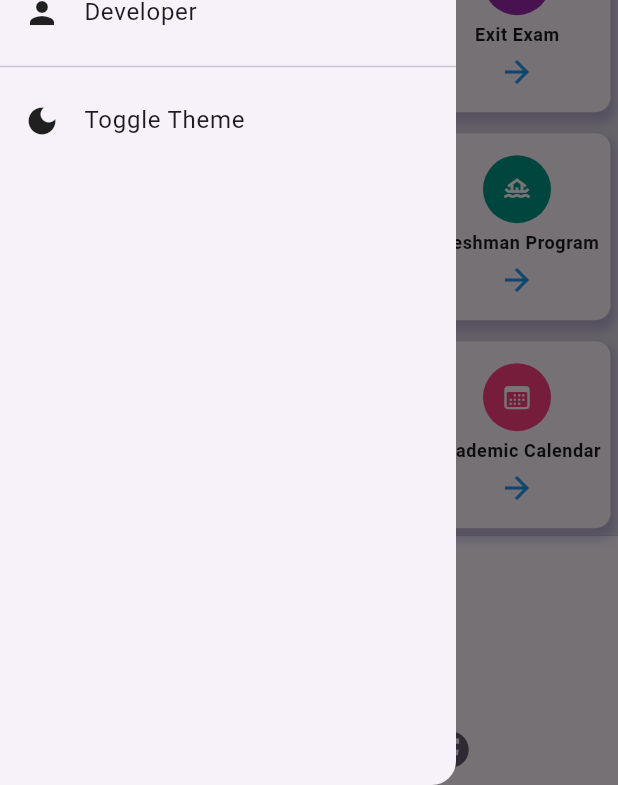
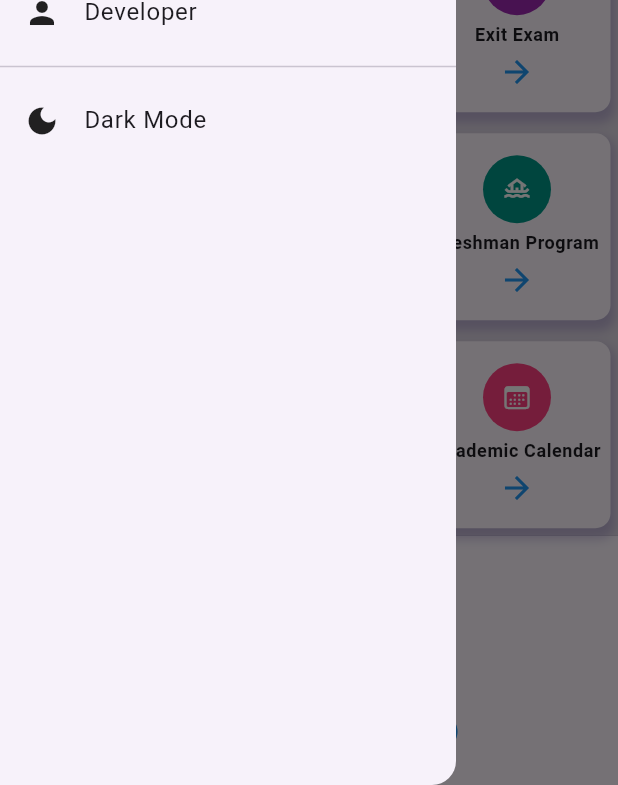
Before and after one commit to eliasasefa/Hu, a Flutter app: the screen it shows after launch, with the side drawer open, on a phone screen of 412 x 824 dp. Shown: the part 451-1236 px from the top of the screen. Run offline on Flutter 3.47's test engine with Material 3 defaults, Android fonts, the phone set to English and light mode, and no system bars; our stand-ins replace font_awesome_flutter, google_fonts, shared_preferences; missing offline and left inert: flutter_inappwebview; Roboto replaces fonts that are missing (Ubuntu).

Commit message:
Added Theme support

```diff
--- a/lib/main.dart
+++ b/lib/main.dart
@@ -1,59 +1,29 @@
-// import 'package:flutter/material.dart';
-// import 'pages/navbar/main_home.dart'; // Import MainHome class
-
-// void main() {
-//   runApp(const MyApp());
-// }
-
-// class MyApp extends StatefulWidget {
-//   const MyApp({super.key});
-
-//   @override
-//   State<MyApp> createState() => _MyAppState();
-// }
-
-// class _MyAppState extends State<MyApp> {
-//   // Initialize the theme mode to system by default
-//   ThemeMode themeMode = ThemeMode.light;
-
-//   // Toggle between light and dark theme
-//   void toggleTheme() {
-//     setState(() {
-//       themeMode =
-//           (themeMode == ThemeMode.light) ? ThemeMode.dark : ThemeMode.light;
-//     });
-//   }
-
-//   @override
-//   Widget build(BuildContext context) {
-//     return MaterialApp(
-//       debugShowCheckedModeBanner: false,
-//       home: MainHome(toggleTheme: toggleTheme),
-//       theme: ThemeData.light(), // Light theme
-//       darkTheme: ThemeData.dark(), // Dark theme
-//       themeMode: themeMode,
-//     );
-//   }
-// }
-
 import 'package:flutter/material.dart';
 import 'package:shared_preferences/shared_preferences.dart';
-import 'pages/navbar/main_home.dart'; // Import MainHome class
+import 'pages/navbar/main_home.dart';
 
-void main() {
-  runApp(const MyApp());
+Future<void> main() async {
+  WidgetsFlutterBinding.ensureInitialized();
+  SharedPreferences prefs = await SharedPreferences.getInstance();
+  String? savedTheme = prefs.getString('themeMode');
+  ThemeMode themeMode = savedTheme == 'dark'
+      ? ThemeMode.dark
+      : savedTheme == 'light'
+          ? ThemeMode.light
+          : ThemeMode.system;
+
+  runApp(MyApp(initialThemeMode: themeMode));
 }
 
 class MyApp extends StatefulWidget {
-  const MyApp({super.key});
-
+  final ThemeMode initialThemeMode;
+  const MyApp({super.key, required this.initialThemeMode});
   @override
   State<MyApp> createState() => _MyAppState();
 }
 
 class _MyAppState extends State<MyApp> {
-  late ThemeMode themeMode;
-
+  late ThemeMode themeMode = widget.initialThemeMode;
   @override
   void initState() {
     super.initState();
@@ -75,22 +45,25 @@ class _MyAppState extends State<MyApp> {
     });
   }
 
-  // Save the theme mode to SharedPreferences
   _saveTheme(ThemeMode theme) async {
     final prefs = await SharedPreferences.getInstance();
     if (theme == ThemeMode.dark) {
       prefs.setString('themeMode', 'dark');
     } else if (theme == ThemeMode.light) {
       prefs.setString('themeMode', 'light');
+    } else {
+      prefs.setString('themeMode', 'system');
     }
   }
 
-  // Toggle between light and dark theme
   void toggleTheme() {
     setState(() {
-      themeMode =
-          (themeMode == ThemeMode.light) ? ThemeMode.dark : ThemeMode.light;
-      _saveTheme(themeMode); // Save the theme selection
+      themeMode = themeMode == ThemeMode.light
+          ? ThemeMode.dark
+          : themeMode == ThemeMode.dark
+              ? ThemeMode.system
+              : ThemeMode.light;
+      _saveTheme(themeMode);
     });
   }
 
--- a/lib/pages/navbar/homepage.dart
+++ b/lib/pages/navbar/homepage.dart
@@ -106,17 +106,17 @@ class _MyHomePageState extends State<MyHomePage> {
                             Theme.of(context).colorScheme.primary,
                             Icon(
                               Icons.arrow_forward,
-                              color: Theme.of(context).colorScheme.secondary,
+                              color: Colors.blue,
                             ),
                           ),
                           itemDashboard(
                             'Dormitory',
                             'Dormitory',
                             CupertinoIcons.building_2_fill,
-                            Theme.of(context).colorScheme.primaryContainer,
+                            Colors.greenAccent,
                             Icon(
                               Icons.arrow_forward,
-                              color: Theme.of(context).colorScheme.secondary,
+                              color: Colors.blue,
                             ),
                           ),
                           itemDashboard(
@@ -205,7 +205,7 @@ class _MyHomePageState extends State<MyHomePage> {
                   crossAxisAlignment: CrossAxisAlignment.center,
                   children: [
                     Text(
-                      'SOCIAL LINKS',
+                      'SOCIAL MEDIA',
                       style: Theme.of(context).textTheme.bodyLarge?.copyWith(
                             color: Theme.of(context).colorScheme.secondary,
                           ),
@@ -218,7 +218,7 @@ class _MyHomePageState extends State<MyHomePage> {
                         IconButton(
                           icon: FaIcon(
                             FontAwesomeIcons.twitter,
-                            color: Theme.of(context).colorScheme.secondary,
+                            color: Colors.blue,
                           ),
                           onPressed: () {
                             _launchURL('https://twitter.com/haramayauniver4');
@@ -227,7 +227,7 @@ class _MyHomePageState extends State<MyHomePage> {
                         IconButton(
                           icon: FaIcon(
                             FontAwesomeIcons.telegram,
-                            color: Theme.of(context).colorScheme.secondary,
+                            color: Colors.blue,
                           ),
                           onPressed: () {
                             _launchURL('https://t.me/hufmp');
@@ -246,13 +246,16 @@ class _MyHomePageState extends State<MyHomePage> {
                         IconButton(
                           icon: FaIcon(
                             FontAwesomeIcons.facebook,
-                            color: Theme.of(context).colorScheme.secondary,
+                            color: Colors.blue,
                           ),
                           onPressed: () {
                             _launchURL(
                                 'https://www.facebook.com/profile.php?id=100063738112856');
                           },
                         ),
+                        SizedBox(
+                          height: 60,
+                        )
                       ],
                     ),
                   ],
--- a/lib/pages/navbar/main_home.dart
+++ b/lib/pages/navbar/main_home.dart
@@ -58,7 +58,6 @@ class MyApp extends StatelessWidget {
 class MainHome extends StatefulWidget {
   const MainHome({super.key, required this.toggleTheme});
   final VoidCallback toggleTheme;
-
 
   @override
   State<MainHome> createState() => _MainHomeState();
--- a/lib/pages/navigator.dart
+++ b/lib/pages/navigator.dart
@@ -1,122 +1,3 @@
-// import 'package:flutter/material.dart';
-// import 'package:font_awesome_flutter/font_awesome_flutter.dart';
-// import 'package:mywebapp/pages/drawer_pages/about_us.dart';
-// import 'package:mywebapp/pages/drawer_pages/campuses.dart';
-// import 'package:mywebapp/pages/drawer_pages/developer_profile.dart';
-
-// class NavBar extends StatelessWidget {
-//   final Function(int) onMenuItemClicked;
-//   final VoidCallback toggleTheme;
-
-//   const NavBar(
-//       {super.key, required this.onMenuItemClicked, required this.toggleTheme});
-
-//   @override
-//   Widget build(BuildContext context) {
-//     return Drawer(
-//       backgroundColor: Colors.blueGrey,
-//       child: ListView(
-//         padding: EdgeInsets.all(2),
-//         children: [
-//           const UserAccountsDrawerHeader(
-//             margin: EdgeInsets.symmetric(horizontal: 20),
-//             decoration: BoxDecoration(
-//               color: Colors.blueGrey,
-//             ),
-//             accountName: Text('Haramaya University'),
-//             accountEmail: Text('haramaya@haramaya.edu.et'),
-//             currentAccountPicture: CircleAvatar(
-//               child: ClipOval(
-//                 child: Image(
-//                   alignment: Alignment.center,
-//                   image: AssetImage('assets/images/hu1-logo.png'),
-//                 ),
-//               ),
-//             ),
-//           ),
-//           ListTile(
-//             trailing: Icon(Icons.arrow_forward),
-//             contentPadding:
-//                 EdgeInsets.symmetric(horizontal: 16.0, vertical: 10.0),
-//             tileColor: Color.fromARGB(255, 73, 71, 71),
-//             iconColor: Colors.blue,
-//             leading: const Icon(Icons.person_3_rounded),
-//             title: const Text(
-//               'About',
-//               style: TextStyle(
-//                 color: Colors.white,
-//               ),
-//             ),
-//             onTap: () {
-//               Navigator.push(
-//                 context,
-//                 MaterialPageRoute(builder: (context) => AboutPage()),
-//               );
-//               onMenuItemClicked(0);
-//             },
-//           ),
-//           SizedBox(
-//             height: 5,
-//           ),
-//           ListTile(
-//             trailing: Icon(Icons.arrow_forward),
-//             contentPadding:
-//                 EdgeInsets.symmetric(horizontal: 16.0, vertical: 10.0),
-//             tileColor: Color.fromARGB(255, 73, 71, 71),
-//             iconColor: Colors.blue,
-//             leading: const FaIcon(FontAwesomeIcons.buildingColumns),
-//             title: const Text(
-//               'Campuses',
-//               style: TextStyle(
-//                 color: Colors.white,
-//               ),
-//             ),
-//             onTap: () {
-//               Navigator.push(
-//                 context,
-//                 MaterialPageRoute(builder: (context) => CampusesPage()),
-//               );
-//               onMenuItemClicked(1);
-//             },
-//           ),
-//           SizedBox(
-//             height: 5,
-//           ),
-//           ListTile(
-//             trailing: Icon(Icons.arrow_forward),
-//             contentPadding:
-//                 EdgeInsets.symmetric(horizontal: 16.0, vertical: 10.0),
-//             tileColor: Color.fromARGB(255, 73, 71, 71),
-//             iconColor: Colors.blue,
-//             leading: const Icon(Icons.person_2_outlined),
-//             title: const Text(
-//               'Developer',
-//               style: TextStyle(
-//                 color: Colors.white,
-//               ),
-//             ),
-//             onTap: () {
-//               Navigator.push(
-//                 context,
-//                 MaterialPageRoute(builder: (context) => DeveloperProfile()),
-//               );
-//             },
-//           ),
-//           const Divider(color: Colors.white54),
-//           IconButton(
-//             icon: Icon(
-//               Theme.of(context).brightness == Brightness.light
-//                   ? Icons.brightness_7
-//                   : Icons.brightness_3,
-//             ),
-//             onPressed: toggleTheme,
-//           ),
-//         ],
-//       ),
-//     );
-//   }
-// }
-
 import 'package:flutter/material.dart';
 import 'package:font_awesome_flutter/font_awesome_flutter.dart';
 import 'package:mywebapp/pages/drawer_pages/about_us.dart';
@@ -196,7 +77,9 @@ class NavBar extends StatelessWidget {
                   : Icons.light_mode,
               color: theme.iconTheme.color,
             ),
-            title: const Text('Toggle Theme'),
+            title: Text(Theme.of(context).brightness == Brightness.light
+                ? 'Dark Mode'
+                : 'Light Mode'),
             onTap: toggleTheme,
           ),
         ],
--- a/pubspec.yaml
+++ b/pubspec.yaml
@@ -50,7 +50,7 @@ dependencies:
   get: ^4.6.6
   shared_preferences: ^2.2.3
   adaptive_theme: ^3.6.0
-
+  easy_dynamic_theme: ^2.2.0
 
 dev_dependencies:
   flutter_test:
```
Also changed, not shown: pubspec.lock, 1 other file.
